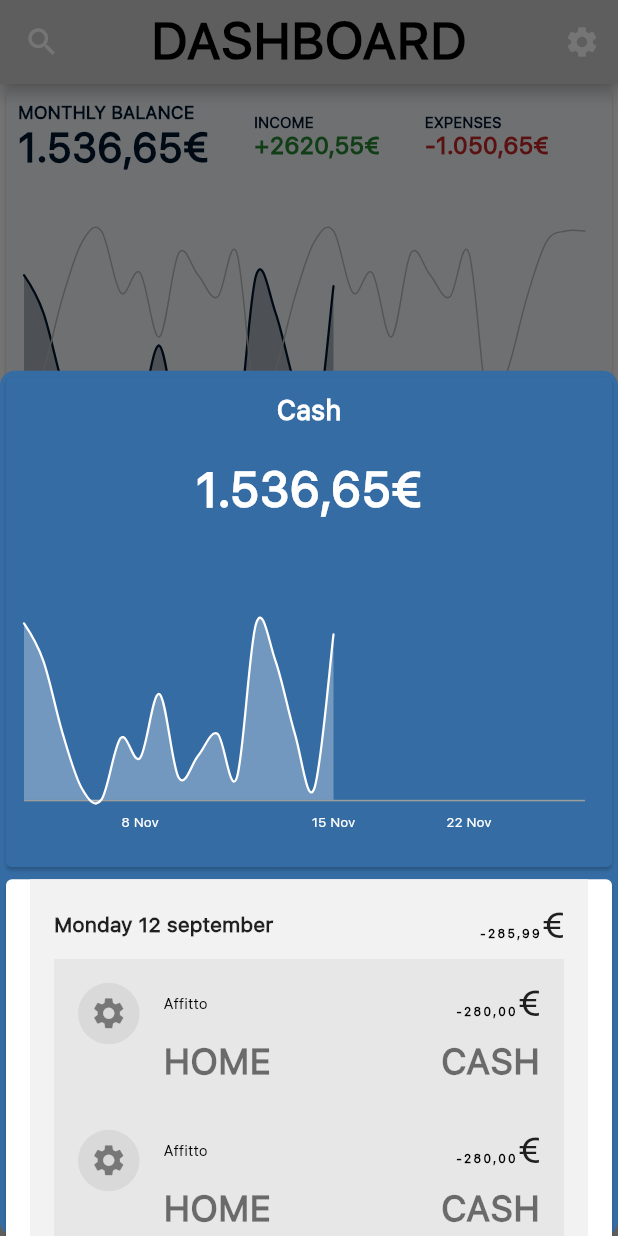
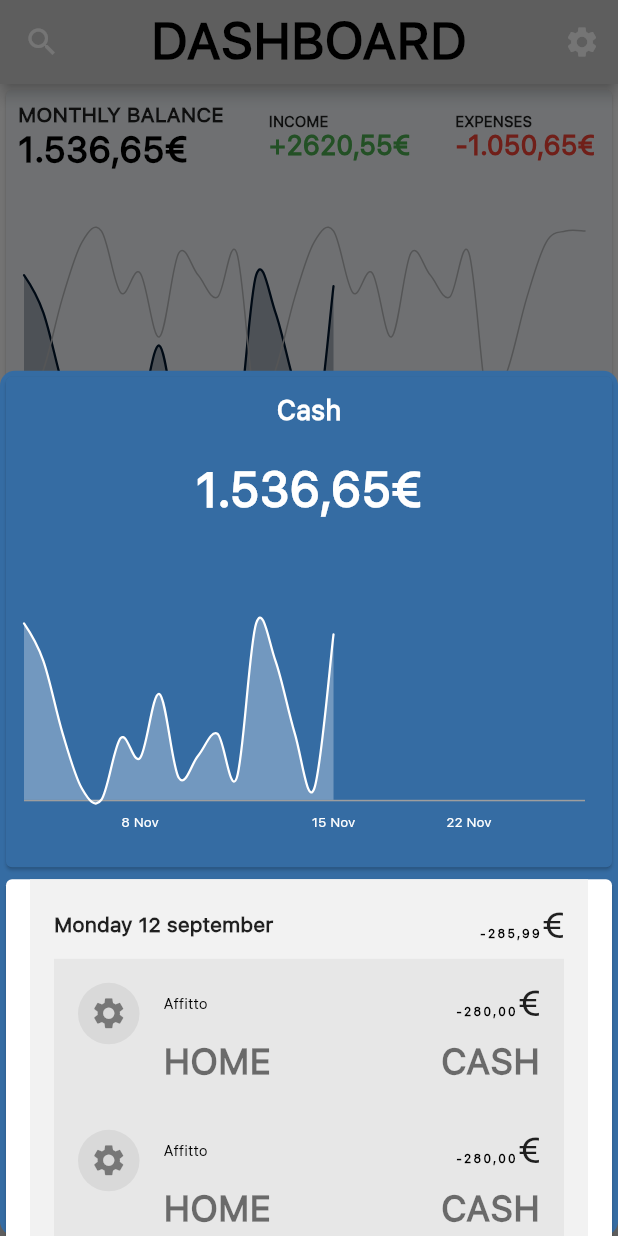
Before and after one commit to RIP-Comm/sossoldi, a Flutter app: the screen it shows after launch, after a tap on "Cash", on a phone screen of 412 x 824 dp. Run offline on Flutter 3.47's test engine with Material 2 defaults, Android fonts, the light colour scheme and no system bars; drawn by our look-alikes of fl_chart; our stand-ins replace percent_indicator, sqflite, sqflite_common_ffi; missing offline and left inert: circular_menu; accounts and stored records are empty.

Commit message:
Updated text styles

```diff
--- a/lib/custom_widgets/account_modal.dart
+++ b/lib/custom_widgets/account_modal.dart
@@ -2,7 +2,7 @@ import 'dart:ui';
 
 import 'package:fl_chart/fl_chart.dart';
 import 'package:flutter/material.dart';
-import 'chart_home.dart';
+import 'line_chart.dart';
 
 class AccountDialog extends StatelessWidget {
   final accountName;
--- a/lib/custom_widgets/chart_home.dart
+++ b/lib/custom_widgets/line_chart.dart
@@ -1,11 +1,12 @@
 import 'package:fl_chart/fl_chart.dart';
 import 'package:flutter/material.dart';
 
+//This class can be used when we need to draw a line chart with one or two lines
 class LineChartWidget extends StatefulWidget {
-  final line1Data;
+  final line1Data; //this should be a list of Flspot(x,y)
   final colorLine1Data;
 
-  final line2Data;
+  final line2Data; //this should be a list of Flspot(x,y), if you only need one just put an empty list
   final colorLine2Data;
 
   final colorBackground;
--- a/lib/pages/home_page.dart
+++ b/lib/pages/home_page.dart
@@ -7,7 +7,7 @@ import 'package:flutter/material.dart';
 import 'package:percent_indicator/percent_indicator.dart';
 
 import '../custom_widgets/accounts_sum.dart';
-import '../custom_widgets/chart_home.dart';
+import '../custom_widgets/line_chart.dart';
 
 class HomePage extends StatefulWidget {
   @override
@@ -29,68 +29,45 @@ class _HomePageState extends State<HomePage> {
                   const Padding(padding: EdgeInsets.only(left: 8.0),),
                   Column(
                     crossAxisAlignment: CrossAxisAlignment.start,
-                    children: const [
+                    children: [
                       Text(
                         "MONTHLY BALANCE",
-                        style: TextStyle(
-                          color: Color(0xff00152D),
-                          fontSize: 12.0,
-                          fontFamily: 'SF Pro Text',
-                          ),
+                        style: Theme.of(context).textTheme.bodyLarge,
                         ),
                       Text(
                         "1.536,65€",
-                        style: TextStyle(
-                          color: Color(0xff00152D),
-                          fontSize: 27.0,
-                          fontFamily: 'SF Pro Text',
-                          fontWeight: FontWeight.bold,
-                        ),
+                        style: Theme.of(context).textTheme.headlineLarge?.copyWith(color: Colors.black),
                       ),
                     ],
                   ),
                   const Padding(padding: EdgeInsets.only(right: 30.0),),
                   Column(
                     crossAxisAlignment: CrossAxisAlignment.start,
-                    children: const [
+                    children: [
                       Text(
                         "INCOME",
-                        style: TextStyle(
-                            color: Color(0xff00152D),
-                            fontSize: 10.0,
-                            fontFamily: 'SF Pro Text',
-                          ),
+                        style: Theme.of(context).textTheme.labelLarge,
                         ),
                       Text(
                         "+2620,55€",
-                        style: TextStyle(
-                            color: Color(0xff248731),
-                            fontSize: 16.0,
-                            fontFamily: 'SF Pro Text',
-                          ),
+                        style: Theme.of(context).textTheme.titleLarge?.copyWith(color: Colors.green),
                         ),
-                    ],),
+                    ],
+                  ),
                   const Padding(padding: EdgeInsets.only(right: 30.0),),
                   Column(
                     crossAxisAlignment: CrossAxisAlignment.start,
-                    children: const [
+                    children: [
                       Text(
                         "EXPENSES",
-                        style: TextStyle(
-                            color: Color(0xff00152D),
-                            fontSize: 10.0,
-                            fontFamily: 'SF Pro Text',
-                          ),
+                        style: Theme.of(context).textTheme.labelLarge,
                         ),
                       Text(
                         "-1.050,65€",
-                        style: TextStyle(
-                            color: Color(0xffC52626),
-                            fontSize: 16.0,
-                            fontFamily: 'SF Pro Text',
-                          ),
+                        style: Theme.of(context).textTheme.titleLarge?.copyWith(color: Colors.red),
                         ),
-                    ],),
+                    ],
+                  ),
                 ],
               ),
               const Padding(padding: EdgeInsets.all(8.0),),
```
